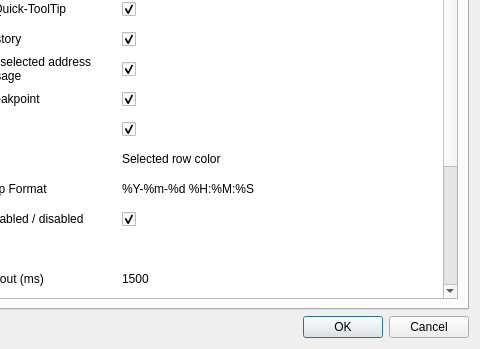
Above: resources/designer/settingsDialog.ui from jetedonner/LLDBPyGUI before the change; both pictures show x 160 to 640 and y 131 to 480 of the 640 by 480 pixel window. Below: the same form after it.
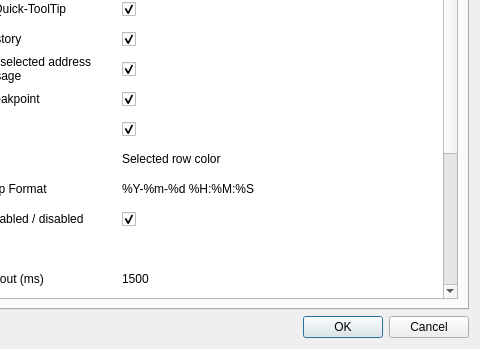
That is the form after the change.

Patch:
```diff
--- a/resources/designer/settingsDialog.ui
+++ b/resources/designer/settingsDialog.ui
@@ -131,6 +131,11 @@
            <string>Show Line-No. in Disassembly</string>
           </property>
          </row>
+         <row>
+          <property name="text">
+           <string>ASM-Lines max lines</string>
+          </property>
+         </row>
          <column>
           <property name="text">
            <string>Setting</string>
@@ -432,10 +437,23 @@
           </property>
          </item>
          <item row="17" column="1">
+          <property name="text">
+           <string/>
+          </property>
           <property name="checkState">
            <enum>Checked</enum>
           </property>
          </item>
+         <item row="18" column="0">
+          <property name="text">
+           <string>ASM-Lines max lines</string>
+          </property>
+         </item>
+         <item row="18" column="1">
+          <property name="text">
+           <string>5</string>
+          </property>
+         </item>
         </widget>
        </item>
       </layout>
```
